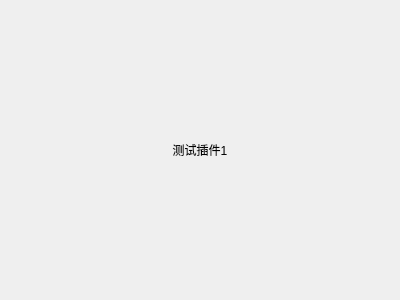
Above: plugin_demo1/view_plugin_demo1.ui from song-kang/SKHMIProject before the change. Below: the same form after it.
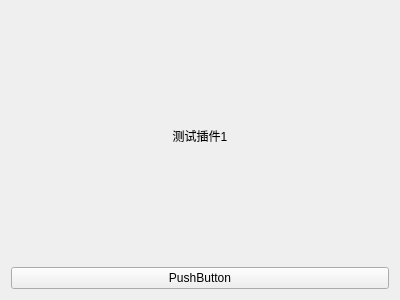
That is the form after the change. Custom widgets are drawn as their Qt base class.

Diff of the .ui file:
```diff
--- a/plugin_demo1/view_plugin_demo1.ui
+++ b/plugin_demo1/view_plugin_demo1.ui
@@ -27,6 +27,13 @@
      </property>
     </widget>
    </item>
+   <item row="1" column="0">
+    <widget class="QPushButton" name="pushButton">
+     <property name="text">
+      <string>PushButton</string>
+     </property>
+    </widget>
+   </item>
   </layout>
  </widget>
  <layoutdefault spacing="6" margin="11"/>
```
